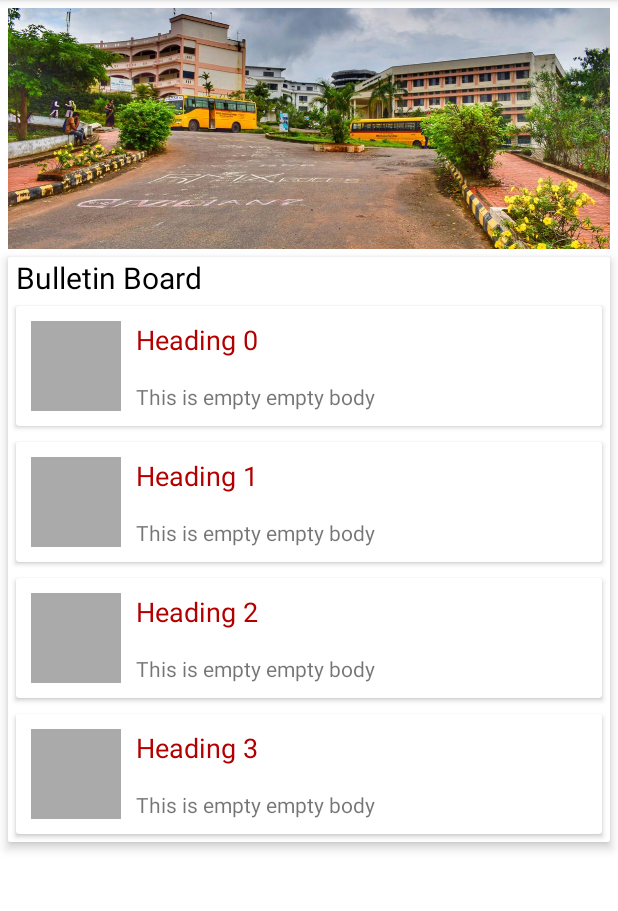
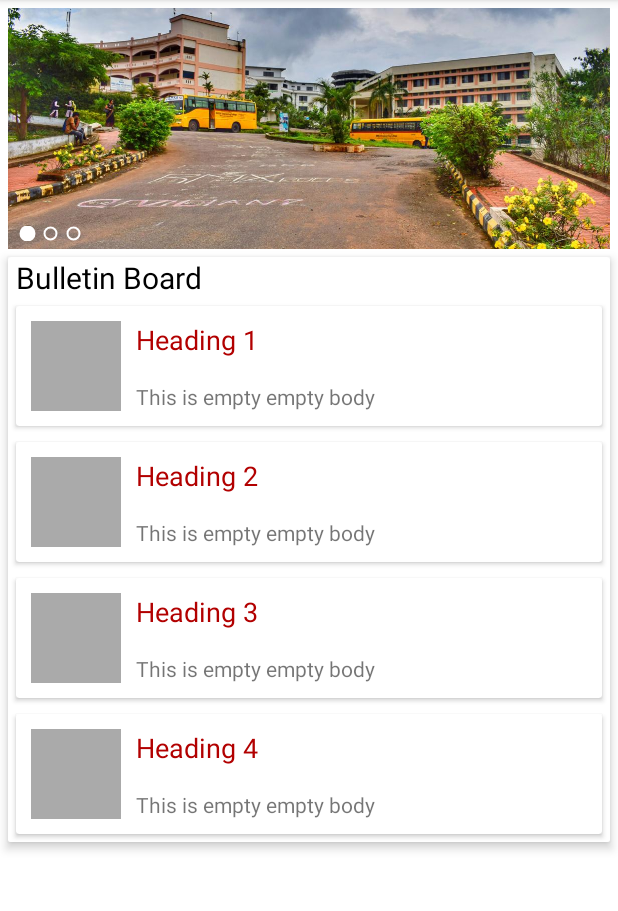
Before and after one commit to aslampr07/college, an Android app: the screen it shows after launch (MainActivity), on a phone screen of 412 x 824 dp, the part 84-995 px from its top. Run offline under Robolectric (Android 15) with nearby library versions, the phone set to English and light mode, and no system bars.

Commit message:
Added dotted tablayout on banner.

```diff
--- a/app/build.gradle
+++ b/app/build.gradle
@@ -30,6 +30,7 @@ dependencies {
     implementation 'com.android.support:support-v4:27.1.1'
     implementation 'com.android.support:recyclerview-v7:27.1.1'
     implementation 'com.android.support:cardview-v7:27.1.1'
+    implementation 'com.android.support:design:27.1.1'
 
     testImplementation 'junit:junit:4.12'
     androidTestImplementation 'com.android.support.test:runner:1.0.2'
--- a/app/src/main/java/com/company/aslam/college/activity/MainActivity.kt
+++ b/app/src/main/java/com/company/aslam/college/activity/MainActivity.kt
@@ -2,19 +2,18 @@ package com.company.aslam.college.activity
 
 import android.support.v7.app.AppCompatActivity
 import android.os.Bundle
+import android.support.design.widget.TabLayout
 import android.support.v4.view.ViewPager
 import android.support.v7.widget.LinearLayoutManager
 import android.support.v7.widget.RecyclerView
 import android.support.v7.widget.Toolbar
+import android.widget.TableLayout
 import com.company.aslam.college.R
 import com.company.aslam.college.adapter.BulletinBoardAdapter
 import com.company.aslam.college.adapter.HomeBannerViewPagerAdapter
 import com.company.aslam.college.data.BulletinBoard
 
 class MainActivity : AppCompatActivity() {
-
-
-
 
     override fun onCreate(savedInstanceState: Bundle?) {
         super.onCreate(savedInstanceState)
@@ -23,18 +22,19 @@ class MainActivity : AppCompatActivity() {
         val mainToolbar = findViewById<Toolbar>(R.id.Home_ActionBar)
         val bannerPager = findViewById<ViewPager>(R.id.Home_MainBanner)
         val bulletinRecycler = findViewById<RecyclerView>(R.id.Home_BulletinBoard)
+        val dottedTab = findViewById<TabLayout>(R.id.Home_DottedTab)
 
         //setting the actionbar
         setSupportActionBar(mainToolbar)
 
         bannerPager.adapter = HomeBannerViewPagerAdapter(supportFragmentManager)
+        dottedTab.setupWithViewPager(bannerPager)
 
         val bulletinList : MutableList<BulletinBoard> = arrayListOf()
         for (i in 0..3){
-            bulletinList.add(BulletinBoard("Heading $i", "This is empty empty body"))
+            bulletinList.add(BulletinBoard("Heading ${i+1}", "This is empty empty body"))
         }
         bulletinRecycler.layoutManager = LinearLayoutManager(this)
         bulletinRecycler.adapter = BulletinBoardAdapter(bulletinList)
     }
-
 }
--- /dev/null
+++ b/app/src/main/res/drawable/rounded_tab_default.xml
@@ -0,0 +1,12 @@
+<?xml version="1.0" encoding="utf-8"?>
+<layer-list xmlns:android="http://schemas.android.com/apk/res/android">
+    <item>
+        <shape
+            android:innerRadius="0dp"
+            android:shape="ring"
+            android:thickness="4dp"
+            android:useLevel="false" >
+            <stroke android:color="@color/white" android:width="1dp"/>
+        </shape>
+    </item>
+</layer-list>
--- /dev/null
+++ b/app/src/main/res/drawable/rounded_tab_selected.xml
@@ -0,0 +1,12 @@
+<?xml version="1.0" encoding="utf-8"?>
+<layer-list xmlns:android="http://schemas.android.com/apk/res/android">
+    <item>
+        <shape
+            android:innerRadius="0dp"
+            android:shape="ring"
+            android:thickness="5dp"
+            android:useLevel="false" >
+            <solid android:color="@color/white"/>
+        </shape>
+    </item>
+</layer-list>
--- /dev/null
+++ b/app/src/main/res/drawable/rounded_tab_selector.xml
@@ -0,0 +1,6 @@
+<?xml version="1.0" encoding="utf-8"?>
+<selector xmlns:android="http://schemas.android.com/apk/res/android">
+    <item android:drawable="@drawable/rounded_tab_selected"
+        android:state_selected="true"/>
+    <item android:drawable="@drawable/rounded_tab_default"/>
+</selector>
--- a/app/src/main/res/layout/activity_main.xml
+++ b/app/src/main/res/layout/activity_main.xml
@@ -32,6 +32,20 @@
         app:layout_constraintRight_toRightOf="parent"
         app:layout_constraintTop_toBottomOf="@id/Home_ActionBar"/>
 
+    <android.support.design.widget.TabLayout
+        android:id="@+id/Home_DottedTab"
+        android:layout_width="wrap_content"
+        android:layout_height="10dp"
+        app:tabBackground="@drawable/rounded_tab_selector"
+        app:tabGravity="center"
+        app:tabIndicatorHeight="0dp"
+        app:tabMaxWidth="15dp"
+        android:layout_marginBottom="5dp"
+        android:layout_marginLeft="5dp"
+        app:layout_constraintBottom_toBottomOf="@id/Home_MainBanner"
+        app:layout_constraintLeft_toLeftOf="@id/Home_MainBanner"
+        />
+
     <android.support.v7.widget.CardView
         android:layout_width="match_parent"
         android:layout_height="wrap_content"
```
